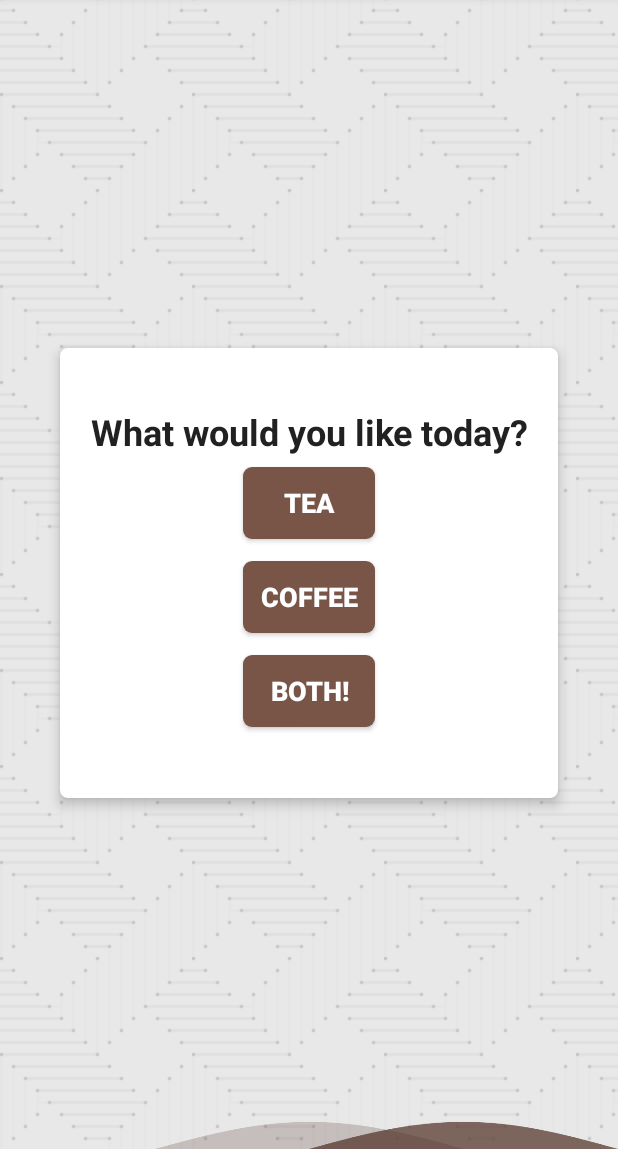
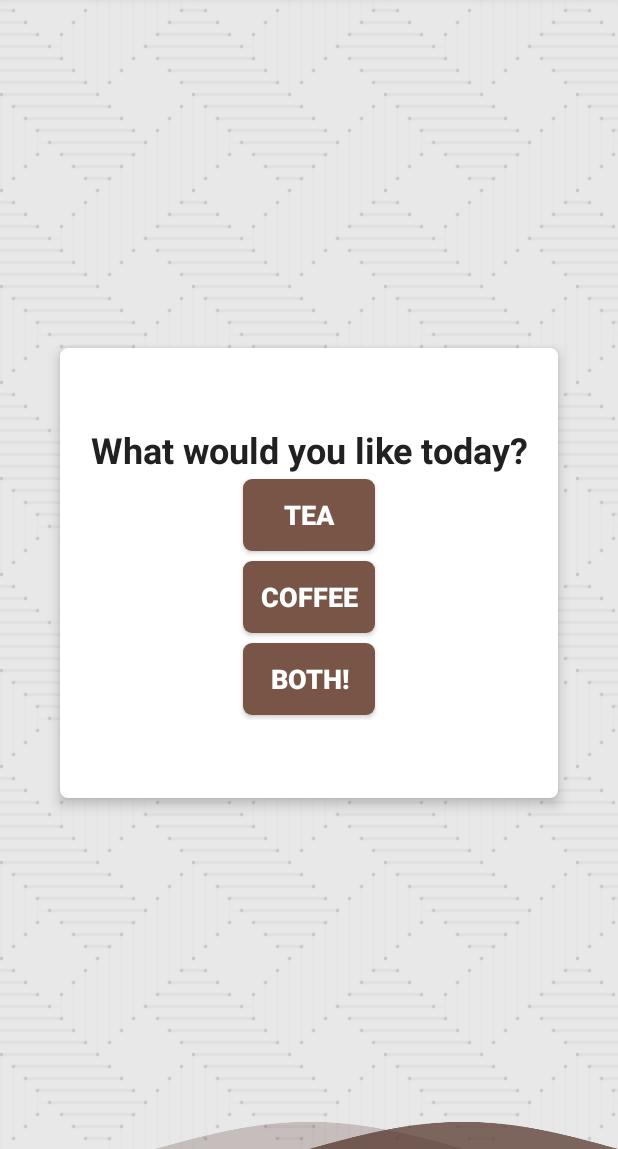
Before and after one commit to bundeeteddee/KopiAddict, an Android app: the fragment DrinkMakerFragment shown on its own in the app's theme, on a phone screen of 412 x 824 dp, the part 87-1236 px from its top. Run offline under Robolectric (Android 15) with nearby library versions, the phone set to English and light mode, and no system bars; our stand-ins replace data binding; libraries missing offline, so code that uses them is left out: io.realm, io.realm.annotations; 1 statement that could not run was skipped.

Commit message:
Minor tweaks to butotn ui

```diff
--- a/app/build.gradle
+++ b/app/build.gradle
@@ -45,11 +45,4 @@ dependencies {
     //Parceler
     compile 'org.parceler:parceler-api:1.1.6'
     apt 'org.parceler:parceler:1.1.6'
-
-    //Circle ImageView
-    compile 'de.hdodenhof:circleimageview:2.1.0'
-
-    //Chip cloud
-    //Ref: https://github.com/fiskurgit/ChipCloud
-    compile 'com.github.fiskurgit:ChipCloud:2.1.0'
 }
--- a/app/src/main/res/layout/button_answer_option.xml
+++ b/app/src/main/res/layout/button_answer_option.xml
@@ -4,6 +4,7 @@
     style="@style/Common.Header.Button"
     android:layout_width="wrap_content"
     android:layout_height="wrap_content"
-    android:padding="5dp"
+    android:paddingLeft="5dp"
+    android:paddingRight="5dp"
     android:background="@drawable/button_answers_background"
     />
--- a/app/src/main/res/layout/fragment_drink_maker.xml
+++ b/app/src/main/res/layout/fragment_drink_maker.xml
@@ -29,8 +29,6 @@
             android:layout_centerInParent="true"
             android:layout_marginLeft="40dp"
             android:layout_marginRight="40dp"
-            android:layout_marginTop="80dp"
-            android:layout_marginBottom="80dp"
             app:cardBackgroundColor="@color/drinks_maker_card_background"
             app:cardCornerRadius="5dp"
             app:cardElevation="5dp">
--- a/app/src/main/res/values/dimens.xml
+++ b/app/src/main/res/values/dimens.xml
@@ -47,6 +47,6 @@
 
     <!-- Drink maker-->
     <dimen name="drink_maker_answer_button_margin_side">5dp</dimen>
-    <dimen name="drink_maker_answer_button_margin_top_bottom">5dp</dimen>
+    <dimen name="drink_maker_answer_button_margin_top_bottom">2dp</dimen>
 
 </resources>
```
